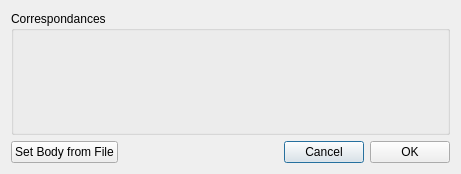
Qt form src/ui/ui-files/RigidBodyDialog.ui (XROMMPackages/xmalab) before a commit.
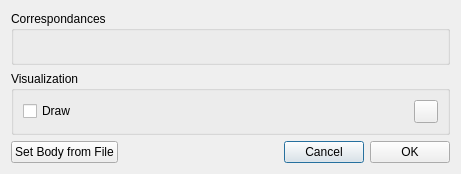
The same form after that commit. Icons and pictures are not drawn.

Commit message: Fixed Rigid Body transformations, Drawing of Rigid Bodies + New release 1.1.7

Diff of the .ui file:
```diff
--- a/src/ui/ui-files/RigidBodyDialog.ui
+++ b/src/ui/ui-files/RigidBodyDialog.ui
@@ -39,21 +39,29 @@
    <bool>false</bool>
   </property>
   <layout class="QGridLayout" name="gridLayout_2">
-   <item row="1" column="2">
+   <item row="0" column="0" colspan="4">
+    <widget class="QGroupBox" name="groupBox">
+     <property name="title">
+      <string>Correspondances</string>
+     </property>
+     <layout class="QGridLayout" name="gridLayout"/>
+    </widget>
+   </item>
+   <item row="2" column="2">
     <widget class="QPushButton" name="pushButton_Cancel">
      <property name="text">
       <string>Cancel</string>
      </property>
     </widget>
    </item>
-   <item row="1" column="3">
+   <item row="2" column="3">
     <widget class="QPushButton" name="pushButton_OK">
      <property name="text">
       <string>OK</string>
      </property>
     </widget>
    </item>
-   <item row="1" column="1">
+   <item row="2" column="1">
     <spacer name="horizontalSpacer">
      <property name="orientation">
       <enum>Qt::Horizontal</enum>
@@ -66,19 +74,34 @@
      </property>
     </spacer>
    </item>
-   <item row="1" column="0">
+   <item row="2" column="0">
     <widget class="QPushButton" name="pushButton_setFromFile">
      <property name="text">
       <string>Set Body from File</string>
      </property>
     </widget>
    </item>
-   <item row="0" column="0" colspan="4">
-    <widget class="QGroupBox" name="groupBox">
+   <item row="1" column="0" colspan="4">
+    <widget class="QGroupBox" name="groupBox_2">
      <property name="title">
-      <string>Correspondances</string>
+      <string>Visualization</string>
      </property>
-     <layout class="QGridLayout" name="gridLayout"/>
+     <layout class="QGridLayout" name="gridLayout_3">
+      <item row="0" column="2">
+       <widget class="QToolButton" name="toolButton_Color">
+        <property name="text">
+         <string/>
+        </property>
+       </widget>
+      </item>
+      <item row="0" column="1">
+       <widget class="QCheckBox" name="checkBox_Draw">
+        <property name="text">
+         <string>Draw</string>
+        </property>
+       </widget>
+      </item>
+     </layout>
     </widget>
    </item>
   </layout>
```
The commit also changes 13 other files.
